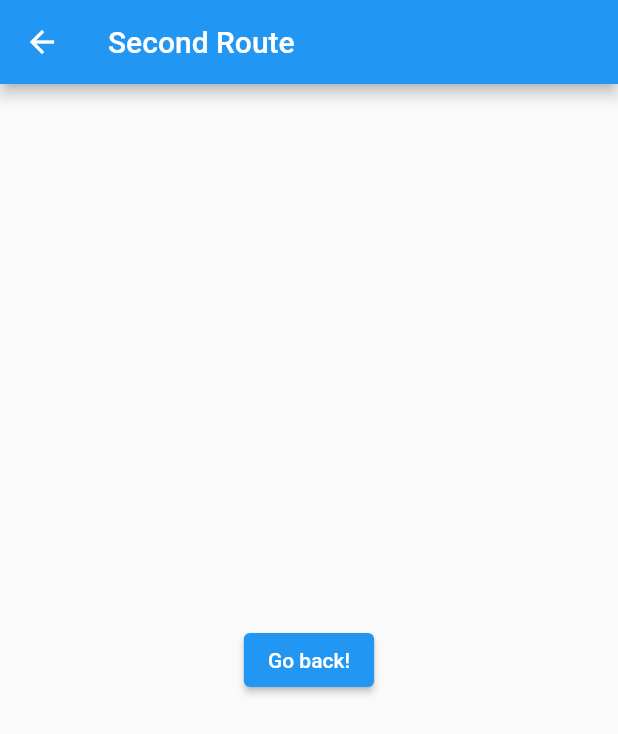
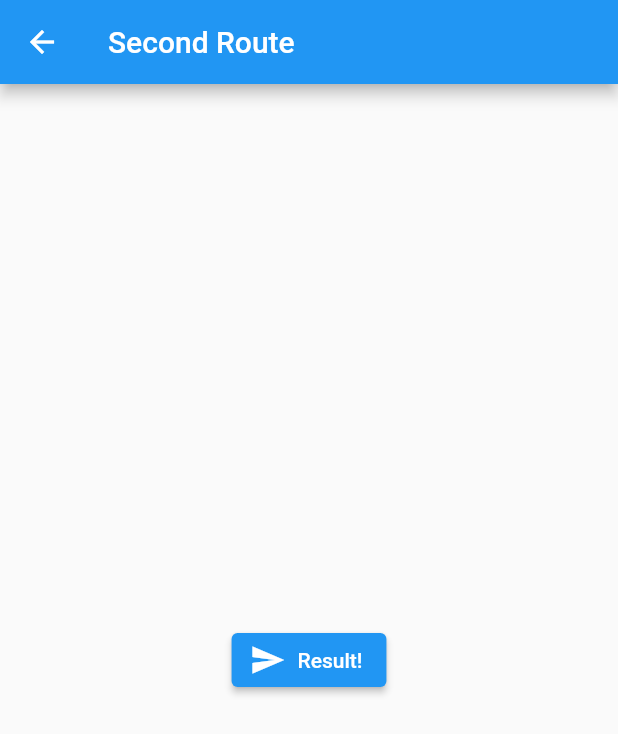
Before and after one commit to JoeManuel15/FirstApp, a Flutter app: the SecondRoute screen opened directly, on a phone screen of 412 x 824 dp. Shown: the top 734 px of the screen. Run offline on Flutter 3.47's test engine with Material 2 defaults, Android fonts, the phone set to English and light mode, and no system bars; missing offline and left inert: shirne_dialog.

Commit message:
Agrego icono y cambio nombre del boton

```diff
--- a/lib/SecondRoute.dart
+++ b/lib/SecondRoute.dart
@@ -10,11 +10,12 @@ class SecondRoute extends StatelessWidget {
         title: const Text('Second Route'),
       ),
       body: Center(
-        child: ElevatedButton(
+        child: ElevatedButton.icon(
           onPressed: () {
             // Navigate back to first route when tapped.
           },
-          child: const Text('Go back!'),
+          icon: const Icon(Icons.send),
+          label: const Text('Result!'),
         ),
       ),
     );
```
